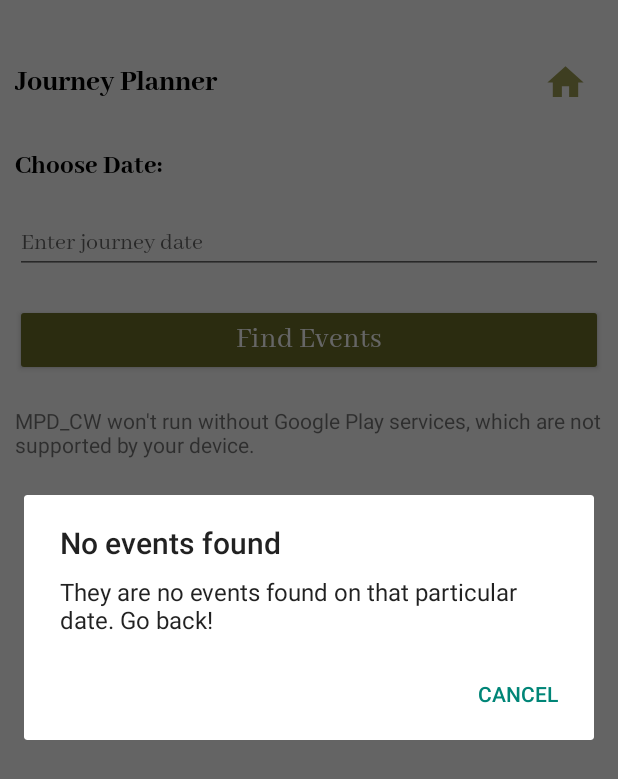
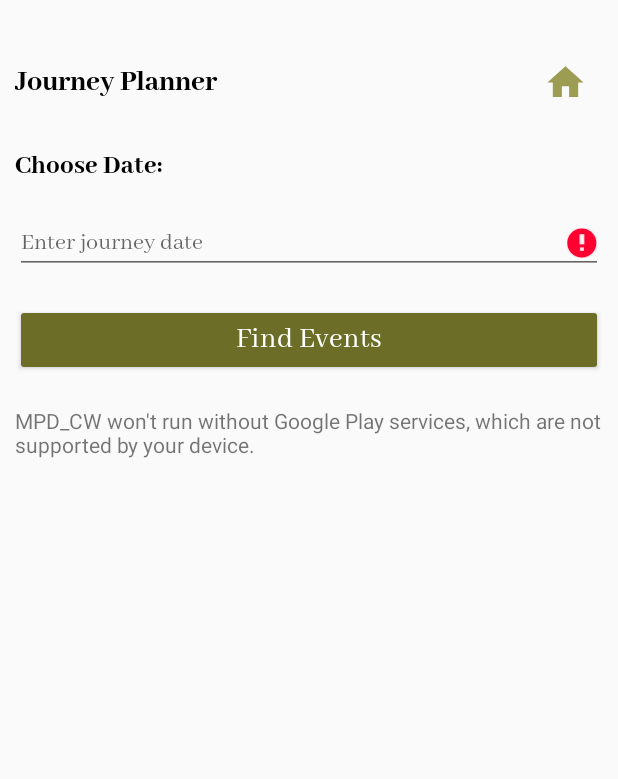
Before and after one commit to ciradu2204/travel.io-androidApp, an Android app: the RoutePlannerActivity screen opened directly, with no data from a screen before it, after a tap on "Find Events", on a phone screen of 412 x 824 dp. Shown: the top 779 px of the screen. Run offline under Robolectric (Android 15) with nearby library versions, the phone set to English and light mode, and no system bars; libraries missing offline, so code that uses them is left out: com.google.maps.android.

Commit message:
error handling when date is clicked

```diff
--- a/app/src/main/AndroidManifest.xml
+++ b/app/src/main/AndroidManifest.xml
@@ -17,7 +17,7 @@
 
         <meta-data
             android:name="com.google.android.geo.API_KEY"
-            android:value="AIzaSyA0fs_LY4we66huORNgzDUFYr7kdtyAj6s"/>
+            android:value="AIzaSyAX0a6vKpR0tZxX_i-Dp9aj0WNGSDGtf3o"/>
 
         <activity android:name=".IncidentsActivity">
 
--- a/app/src/main/java/com/example/mpd_cw/CustomAdapter.java
+++ b/app/src/main/java/com/example/mpd_cw/CustomAdapter.java
@@ -134,8 +134,10 @@ public class CustomAdapter extends BaseAdapter implements Filterable {
                         String region = event.getRegion().toLowerCase();
                         String status = event.getStatus().toLowerCase();
                         String category = event.getCategory().toLowerCase();
+                        String title = event.getTitle().toLowerCase();
+                        String country = event.getCountry().toLowerCase();
 
-                        if(road.contains(searchStr) || region.contains(searchStr) || status.contains(searchStr) || category.contains(searchStr)){
+                        if(road.contains(searchStr) || region.contains(searchStr) || status.contains(searchStr) || category.contains(searchStr) || title.contains(searchStr) || country.contains(searchStr)){
                             filteredEvents.add(event);
                         }
 
--- a/app/src/main/java/com/example/mpd_cw/ListFragment.java
+++ b/app/src/main/java/com/example/mpd_cw/ListFragment.java
@@ -116,8 +116,8 @@ public class ListFragment extends Fragment {
         Date dateEnd = new Date();
 
         try {
-            dateStart =  new SimpleDateFormat("yyyy-MM-dd'T'HH:mm:ss.SSSZ", Locale.UK).parse(event.getEventStart());
-            dateEnd = new SimpleDateFormat("yyyy-MM-dd'T'HH:mm:ss.SSSZ", Locale.UK).parse(event.getEventEnd());
+            dateStart =  new SimpleDateFormat("yyyy-MM-dd'T'HH:mm:ss", Locale.UK).parse(event.getEventStart());
+            dateEnd = new SimpleDateFormat("yyyy-MM-dd'T'HH:mm:ss", Locale.UK).parse(event.getEventEnd());
         } catch (ParseException e) {
             e.printStackTrace();
         }
--- a/app/src/main/java/com/example/mpd_cw/RoutePlannerActivity.java
+++ b/app/src/main/java/com/example/mpd_cw/RoutePlannerActivity.java
@@ -111,16 +111,15 @@ public class RoutePlannerActivity extends AppCompatActivity {
 
         String userDate = journeyDate.getText().toString();
         String myFormat="MM/dd/yy";
-        String myFormat2 = "yyyy-MM-dd";
+        String myFormat2 = "yyyy-MM-dd'T'HH:mm:ss";
 
-        Date userChosenDate = new SimpleDateFormat(myFormat, Locale.UK).parse(userDate);
         SimpleDateFormat sdf = new SimpleDateFormat(myFormat2, Locale.UK);
 
-        //when a user
-        if(journeyDate.getText() == null){
+        //when a user clicks find event without the date
+        if(userDate.equals("")){
             journeyDate.setError("The Date is Required");
         }else{
-
+            Date userChosenDate = new SimpleDateFormat(myFormat, Locale.UK).parse(userDate);
             progressBarLayout.setVisibility(View.VISIBLE);
             ArrayList<Event> filteredList = new ArrayList<>();
             new Thread(new Runnable() {
--- a/app/src/main/res/values/strings.xml
+++ b/app/src/main/res/values/strings.xml
@@ -10,7 +10,7 @@
     <string name="list">List</string>
     <string name="filter">filter</string>
     <string name="homeIcon">homeIcon</string>
-    <string name="api_key">AIzaSyA0fs_LY4we66huORNgzDUFYr7kdtyAj6s</string>
+    <string name="api_key">AIzaSyAX0a6vKpR0tZxX_i-Dp9aj0WNGSDGtf3o</string>
 
     <string name="region">Region</string>
     <string name="find_route">Find Route</string>
```
